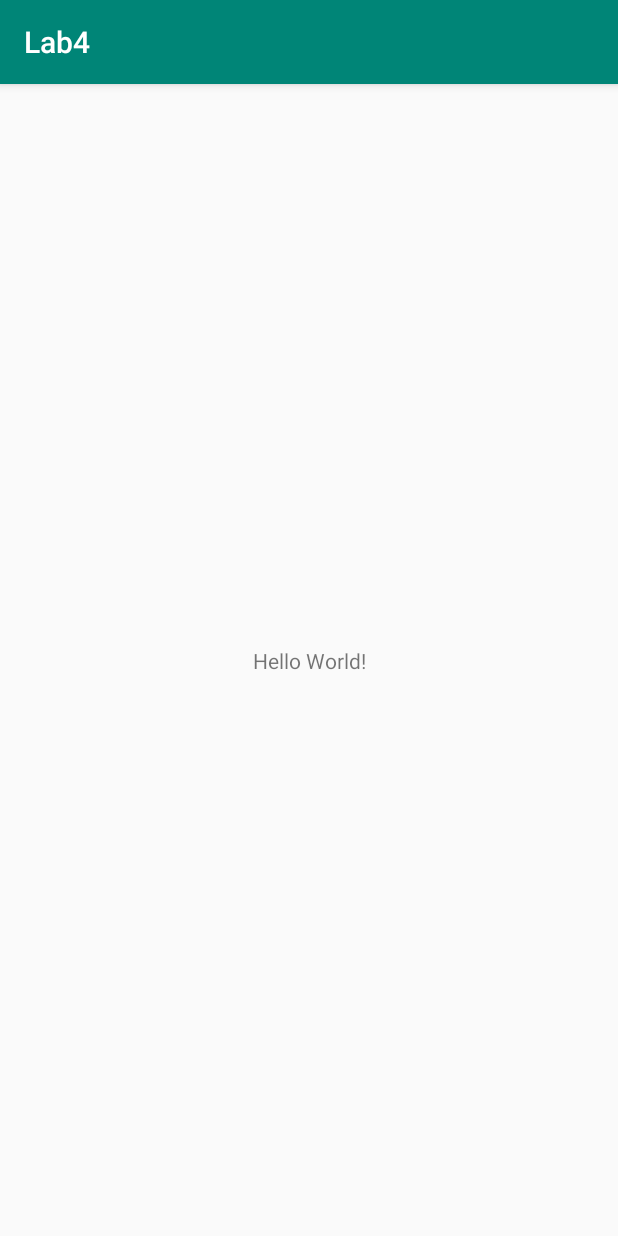
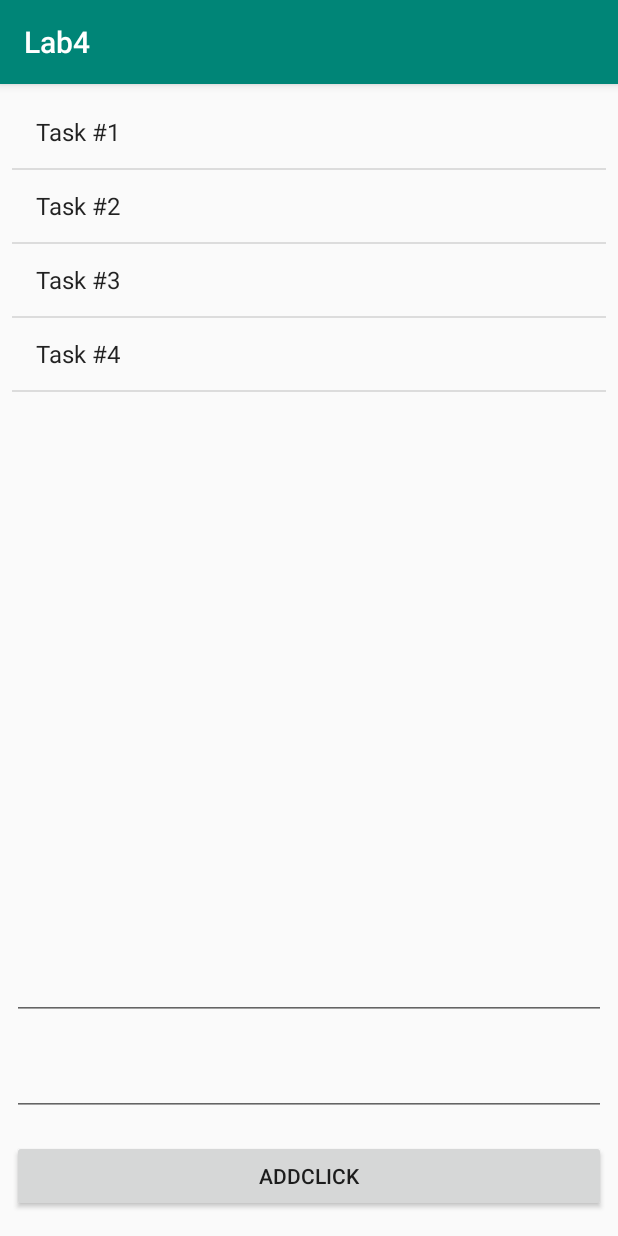
Before and after one commit to RandomFrostbite/Lab4, an Android app: the screen it shows after launch (MainActivity), on a phone screen of 412 x 824 dp. Run offline under Robolectric (Android 15) with nearby library versions, the phone set to English and light mode, and no system bars.

Commit message:
1-11 done

```diff
--- a/app/build.gradle
+++ b/app/build.gradle
@@ -22,6 +22,7 @@ dependencies {
     implementation fileTree(dir: 'libs', include: ['*.jar'])
     implementation 'com.android.support:appcompat-v7:28.0.0'
     implementation 'com.android.support.constraint:constraint-layout:1.1.3'
+    implementation 'com.android.support:support-v4:28.0.0'
     testImplementation 'junit:junit:4.12'
     androidTestImplementation 'com.android.support.test:runner:1.0.2'
     androidTestImplementation 'com.android.support.test.espresso:espresso-core:3.0.2'
--- a/app/src/main/java/com/nvwa/lab4/MainActivity.java
+++ b/app/src/main/java/com/nvwa/lab4/MainActivity.java
@@ -1,7 +1,12 @@
 package com.nvwa.lab4;
 
+import android.content.Context;
 import android.support.v7.app.AppCompatActivity;
 import android.os.Bundle;
+import android.view.View;
+import android.view.inputmethod.InputMethodManager;
+import android.widget.ArrayAdapter;
+import android.widget.EditText;
 
 import java.util.ArrayList;
 
@@ -20,4 +25,34 @@ public class MainActivity extends AppCompatActivity {
         super.onCreate(savedInstanceState);
         setContentView(R.layout.activity_main);
     }
+
+    public void addClick(View view) {
+        String task_title = ( (EditText) findViewById(R.id.taskTitle ) ).getText().toString();
+        String task_desc  = ( (EditText) findViewById(R.id.taskDesc  ) ).getText().toString();
+
+        if ( task_desc.isEmpty() && task_title.isEmpty() )
+            myTasks.add( new Task( getResources().getString(R.string.defTitle), getResources().getString(R.string.defDesc) ) );
+        else {
+            if ( task_title.isEmpty() )
+                task_title = getResources().getString(R.string.defTitle);
+            if ( task_desc.isEmpty() )
+                task_desc = getResources().getString(R.string.misDesc);
+            myTasks.add( new Task( task_title, task_desc ) );
+        }
+
+        TaskListFragment taskFr = (TaskListFragment) getSupportFragmentManager().findFragmentById(R.id.taskFragment);
+
+        ArrayAdapter<Task> taskAdapter = (ArrayAdapter<Task>) taskFr.getListAdapter();
+
+        taskAdapter.notifyDataSetChanged();
+
+        ((EditText) findViewById(R.id.taskTitle)).setText(null);
+        ((EditText) findViewById(R.id.taskDesc)).setText(null);
+
+        View focusedView = getCurrentFocus();
+        if ( focusedView != null ) {
+            InputMethodManager im = (InputMethodManager)getSystemService(Context.INPUT_METHOD_SERVICE);
+            im.hideSoftInputFromWindow(view.getWindowToken(), 0);
+        }
+    }
 }
--- /dev/null
+++ b/app/src/main/java/com/nvwa/lab4/TaskListFragment.java
@@ -0,0 +1,30 @@
+package com.nvwa.lab4;
+
+
+import android.os.Bundle;
+import android.support.v4.app.Fragment;
+import android.support.v4.app.ListFragment;
+import android.view.LayoutInflater;
+import android.view.View;
+import android.view.ViewGroup;
+import android.widget.ArrayAdapter;
+import android.widget.TextView;
+
+/**
+ * A simple {@link Fragment} subclass.
+ */
+public class TaskListFragment extends ListFragment {
+
+
+    public TaskListFragment() {
+        // Required empty public constructor
+    }
+
+
+    @Override
+    public void onCreate(Bundle savedInstanceState) {
+        super.onCreate(savedInstanceState);
+        setListAdapter( new ArrayAdapter<Task>( getActivity(), android.R.layout.simple_list_item_1, android.R.id.text1, MainActivity.myTasks ) );
+    }
+
+}
--- a/app/src/main/res/layout/activity_main.xml
+++ b/app/src/main/res/layout/activity_main.xml
@@ -1,18 +1,48 @@
 <?xml version="1.0" encoding="utf-8"?>
-<android.support.constraint.ConstraintLayout xmlns:android="http://schemas.android.com/apk/res/android"
+<RelativeLayout xmlns:android="http://schemas.android.com/apk/res/android"
     xmlns:app="http://schemas.android.com/apk/res-auto"
     xmlns:tools="http://schemas.android.com/tools"
     android:layout_width="match_parent"
     android:layout_height="match_parent"
     tools:context=".MainActivity">
 
-    <TextView
-        android:layout_width="wrap_content"
-        android:layout_height="wrap_content"
-        android:text="Hello World!"
-        app:layout_constraintBottom_toBottomOf="parent"
-        app:layout_constraintLeft_toLeftOf="parent"
-        app:layout_constraintRight_toRightOf="parent"
-        app:layout_constraintTop_toTopOf="parent" />
+    <fragment
+        android:id="@+id/taskFragment"
+        android:name="com.nvwa.lab4.TaskListFragment"
+        android:layout_width="match_parent"
+        android:layout_height="match_parent"
+        android:layout_above="@id/taskTitle"
+        android:layout_alignParentTop="true"
+        android:layout_marginBottom="16dp"
+        android:layout_marginEnd="8dp"
+        android:layout_marginStart="8dp"
+        android:layout_marginTop="8dp" />
 
-</android.support.constraint.ConstraintLayout>
+    <EditText
+        android:id="@+id/taskTitle"
+        android:layout_width="match_parent"
+        android:layout_height="48dp"
+        android:layout_marginStart="8dp"
+        android:layout_marginEnd="8dp"
+        android:layout_marginBottom="16dp"
+        android:layout_above="@+id/taskDesc"/>
+    <EditText
+        android:id="@id/taskDesc"
+        android:layout_width="match_parent"
+        android:layout_height="48dp"
+        android:layout_marginStart="8dp"
+        android:layout_marginEnd="8dp"
+        android:layout_marginBottom="16dp"
+        android:layout_above="@id/addBtn" />
+    <Button
+        android:id="@+id/addBtn"
+        android:layout_width="match_parent"
+        android:layout_height="48dp"
+        android:layout_alignParentBottom="true"
+        android:layout_marginBottom="16dp"
+        android:layout_marginStart="8dp"
+        android:layout_marginEnd="8dp"
+        android:onClick="addClick"
+        android:text="@string/btnText" />
+
+</RelativeLayout>
--- a/app/src/main/res/values/strings.xml
+++ b/app/src/main/res/values/strings.xml
@@ -1,3 +1,7 @@
 <resources>
     <string name="app_name">Lab4</string>
+    <string name="btnText">AddClick</string>
+    <string name="defTitle">Task Title</string>
+    <string name="defDesc">Task description</string>
+    <string name="misDesc">No desc</string>
 </resources>
```
